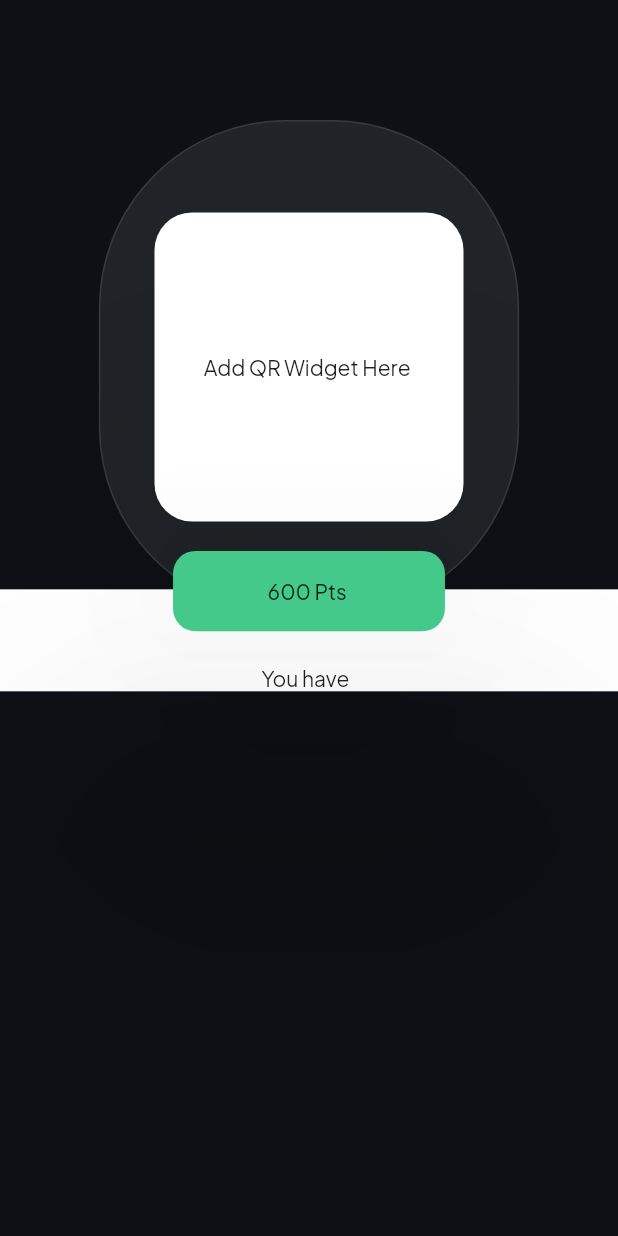
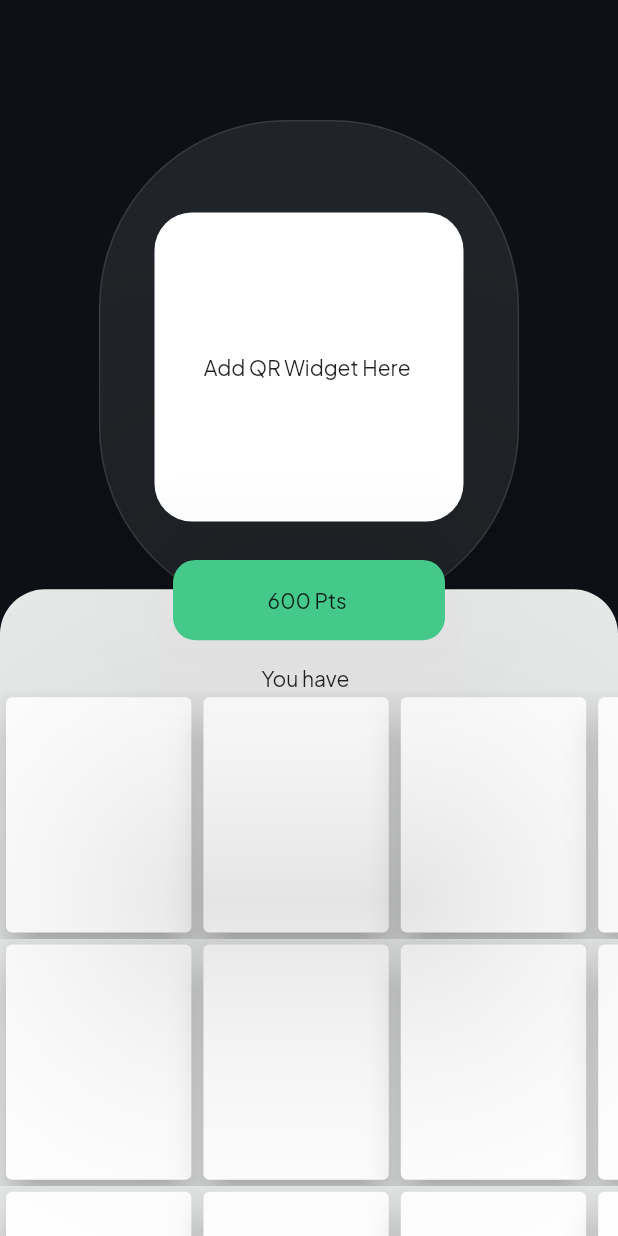
Before and after one commit to JustinChuangGit/bizi, a Flutter app: the screen it shows once a user with an empty profile is signed in, on a phone screen of 412 x 824 dp. Run offline on Flutter 3.47's test engine with Material 2 defaults, Android fonts, the phone set to English and light mode, and no system bars; our stand-ins replace email_validator, firebase_auth, firebase_core, get; accounts and stored records are empty.

Commit message:
Widget created for the horizontal scroll

```diff
--- a/lib/screens/customerHomeScreen/components/currentPointsBanner.dart
+++ b/lib/screens/customerHomeScreen/components/currentPointsBanner.dart
@@ -12,7 +12,7 @@ class currentPointsBanner extends StatelessWidget {
   Widget build(BuildContext context) {
     return Positioned.fill(
       //Green Card
-      top: height * 0.30,
+      top: -400,
       child: Align(
         alignment: Alignment.center,
         child: Card(
--- a/lib/screens/customerHomeScreen/components/mainCard.dart
+++ b/lib/screens/customerHomeScreen/components/mainCard.dart
@@ -1,3 +1,4 @@
+import 'package:bizi/widgets/cardList.dart';
 import 'package:flutter/material.dart';
 import 'package:bizi/configuration/constants.dart';
 
@@ -8,19 +9,24 @@ class mainCard extends StatelessWidget {
 
   @override
   Widget build(BuildContext context) {
-    return Positioned.fill(
-      // top: height * 0.35,
-      child: Container(
+    return Container(
       width: double.infinity,
-        decoration: const BoxDecoration(
-          color: Colors.white,
+      decoration: BoxDecoration(
+        color: Colors.white.withOpacity(0.9),
+        borderRadius: const BorderRadius.only(
+          topLeft: Radius.circular(cornerRadius),
+          topRight: Radius.circular(cornerRadius),
+        ),
       ),
       child: const Column(
         children: [
           SizedBox(height: 50),
           Text('You have  '),
+          cardList(),
+          cardList(),
+          cardList(),
+          cardList(),
         ],
-        ),
       ),
     );
   }
--- /dev/null
+++ b/lib/widgets/cardList.dart
@@ -0,0 +1,48 @@
+import 'package:bizi/configuration/constants.dart';
+import 'package:flutter/material.dart';
+
+class cardList extends StatelessWidget {
+  const cardList({super.key});
+
+  @override
+  Widget build(BuildContext context) {
+    return SizedBox(
+      height: height * 0.2,
+      child: ListView(
+        scrollDirection: Axis.horizontal,
+        children: <Widget>[
+          Card(
+            elevation: 10,
+            child: SizedBox(
+              width: width * 0.3,
+            ),
+          ),
+          Card(
+            elevation: 10,
+            child: SizedBox(
+              width: width * 0.3,
+            ),
+          ),
+          Card(
+            elevation: 10,
+            child: SizedBox(
+              width: width * 0.3,
+            ),
+          ),
+          Card(
+            elevation: 10,
+            child: SizedBox(
+              width: width * 0.3,
+            ),
+          ),
+          Card(
+            elevation: 10,
+            child: SizedBox(
+              width: width * 0.3,
+            ),
+          ),
+        ],
+      ),
+    );
+  }
+}
```
Lines whose indentation alone changed are shown as unchanged.
